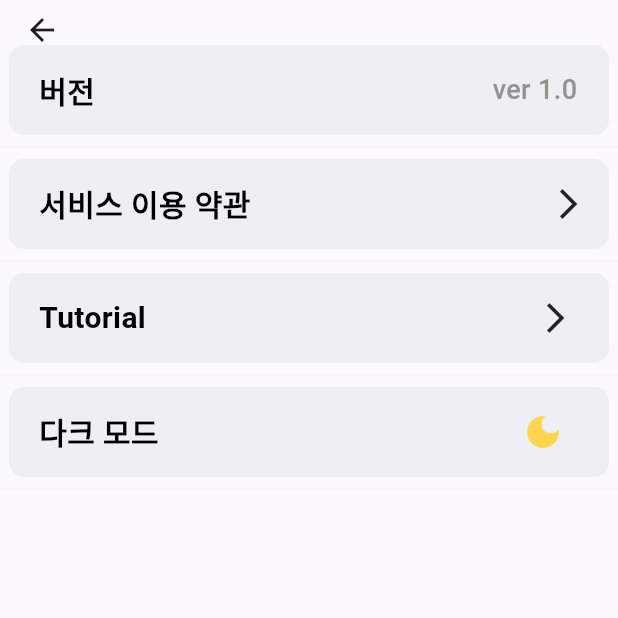
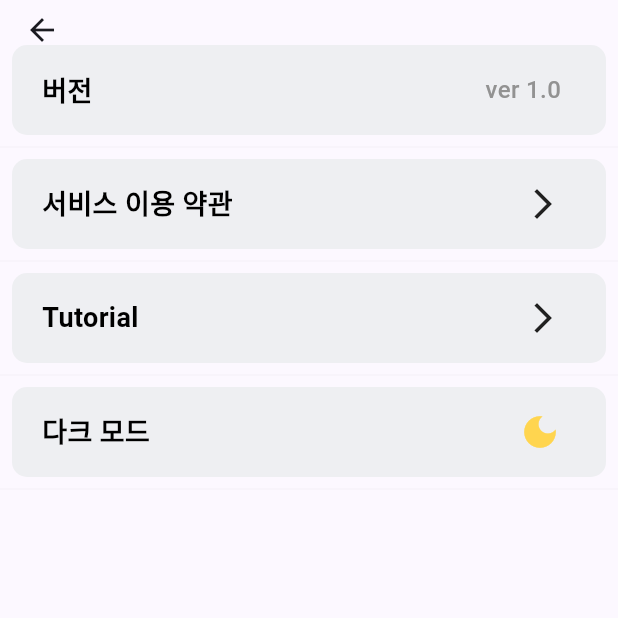
Before and after one commit to seolaox/TodaysStory, a Flutter app: the Setting screen opened directly with empty values, on a phone screen of 412 x 824 dp, the top half of it. Run offline on Flutter 3.47's test engine with Material 2 defaults, Android fonts, the phone set to English and light mode, and no system bars; our stand-ins replace flutter_slidable, get, image_picker, motion_tab_bar_v2, shared_preferences, sqflite and 1 more; accounts and stored records are empty; Roboto replaces fonts that are missing (강원교육모두 Bold).

Commit message:
레이아웃 수정

```diff
--- a/storyoftoday/lib/components/appbarwidget.dart
+++ b/storyoftoday/lib/components/appbarwidget.dart
@@ -8,7 +8,7 @@ class AppbarTitle extends StatelessWidget {
     return const Row(
       mainAxisAlignment: MainAxisAlignment.center,
       children: [
-        Text('오늘의 이야기',style: TextStyle( fontSize: 25,fontWeight: FontWeight.w700),),
+        Text('오늘의 이야기',style: TextStyle( fontSize: 22,fontWeight: FontWeight.w700),),
         SizedBox(width: 5,),
         Icon(Icons.edit_calendar)
         // Icon(Icons.volunteer_activism)
--- a/storyoftoday/lib/eventdetail.dart
+++ b/storyoftoday/lib/eventdetail.dart
@@ -130,7 +130,7 @@ class _EventDetailState extends State<EventDetail> {
                   keyboardType: TextInputType.text,
                   readOnly: true,
                   style: const TextStyle(
-                      fontSize: 16, fontWeight: FontWeight.bold),
+                      fontSize: 15, fontWeight: FontWeight.bold),
                 ),
               ),
               Padding(
@@ -154,9 +154,9 @@ class _EventDetailState extends State<EventDetail> {
                   ),
                   keyboardType: TextInputType.multiline,
                   readOnly: true,
-                  maxLines: 13,
+                  maxLines: 10,
                   style: const TextStyle(
-                    fontSize: 16,
+                    fontSize: 15,
                   ),
                 ),
               ),
--- a/storyoftoday/lib/setting.dart
+++ b/storyoftoday/lib/setting.dart
@@ -53,7 +53,9 @@ class _SettingState extends State<Setting> {
         },
         child: Column(
           children: [
-            Container(
+            Padding(
+              padding: const EdgeInsets.fromLTRB(8, 0, 8, 0),
+              child: Container(
                 height: 60,
                 width: 400,
                 decoration: BoxDecoration(
@@ -67,18 +69,20 @@ class _SettingState extends State<Setting> {
                     ),
                     Text(
                       '버전',
-                    style: TextStyle(fontSize: 20, fontWeight: FontWeight.w600, color: Colors.black)),
-                  SizedBox(
-                    width: 265,
-                  ),
-                  Text(
+                      style: TextStyle(fontSize: 18, fontWeight: FontWeight.w600, color: Colors.black)),
+                      const Spacer(),
+                    Padding(
+                      padding: EdgeInsets.fromLTRB(0, 0, 30, 0),
+                      child: Text(
                         'ver 1.0',
                         style: TextStyle(
-                        fontSize: 18,
+                            fontSize: 16,
                             fontWeight: FontWeight.w500,
                             color: Color.fromARGB(255, 146, 146, 146)),
                       ),
+                    ),
                   ],
+                ),
               ),
             ),
             Divider(
@@ -89,6 +93,8 @@ class _SettingState extends State<Setting> {
               onTap: () {
                 Get.to(() => const TermsOfService());
               },
+              child: Padding(
+                padding: const EdgeInsets.fromLTRB(8, 0, 8, 0),
                 child: Container(
                   height: 60,
                   width: 400,
@@ -103,12 +109,14 @@ class _SettingState extends State<Setting> {
                       ),
                       Text(
                         '서비스 이용 약관',
-                      style: TextStyle(fontSize: 20, fontWeight: FontWeight.w600, color: Colors.black)),
-                    SizedBox(
-                      width: 200,
+                        style: TextStyle(fontSize: 18, fontWeight: FontWeight.w600, color: Colors.black)),
+                        const Spacer(),
+                      Padding(
+                        padding: EdgeInsets.fromLTRB(0, 0, 30, 0),
+                        child: Icon(Icons.arrow_forward_ios),
+                      )
+                    ],
                   ),
-                    Icon(Icons.arrow_forward_ios)
-                  ],
                 ),
               ),
             ),
@@ -118,6 +126,8 @@ class _SettingState extends State<Setting> {
             ),
             GestureDetector(
               onTap: () => Get.to(() => const Tutorial()),
+              child: Padding(
+                padding: const EdgeInsets.fromLTRB(8, 0, 8, 0),
                 child: Container(
                   height: 60,
                   width: 400,
@@ -132,12 +142,14 @@ class _SettingState extends State<Setting> {
                       ),
                       Text(
                         'Tutorial',
-                      style: TextStyle(fontSize: 20, fontWeight: FontWeight.w600, color: Colors.black)),
-                    SizedBox(
-                      width: 261,
+                        style: TextStyle(fontSize: 18, fontWeight: FontWeight.w600, color: Colors.black)),
+                        const Spacer(),
+                      Padding(
+                        padding: EdgeInsets.fromLTRB(0, 0, 30, 0),
+                        child: Icon(Icons.arrow_forward_ios),
+                      )
+                    ],
                   ),
-                    Icon(Icons.arrow_forward_ios)
-                  ],
                 ),
               ),
             ),
@@ -145,7 +157,9 @@ class _SettingState extends State<Setting> {
               thickness: 0.1,
               color: Colors.grey[450],
             ),
-            Container(
+            Padding(
+              padding: const EdgeInsets.fromLTRB(8, 0, 8, 0),
+              child: Container(
                 height: 60,
                 width: 400,
                 decoration: BoxDecoration(
@@ -157,7 +171,7 @@ class _SettingState extends State<Setting> {
                     const SizedBox(width: 20,),
                     Text(themeName,
                         style:
-                  const TextStyle(fontSize: 20, fontWeight: FontWeight.w600, color: Colors.black)),
+                    const TextStyle(fontSize: 18, fontWeight: FontWeight.w600, color: Colors.black)),
                     const Spacer(), //항상 오른쪽 끝에 위치, 남는 공간을 채움
                     Padding(
                       padding: const EdgeInsets.fromLTRB(0, 0, 20, 0),
@@ -192,6 +206,7 @@ class _SettingState extends State<Setting> {
                   ],
                 ),
               ),
+            ),
             Divider(
               thickness: 0.1,
               color: Colors.grey[450],
```
Also changed, not shown: storyoftoday/lib/eventinsert.dart (+4 -4 lines), storyoftoday/lib/eventupdate.dart (+4 -4 lines), storyoftoday/lib/mainpage.dart (+4 -4 lines), storyoftoday/lib/memopage.dart (+11 -12 lines), 2 other files. Lines whose indentation alone changed are shown as unchanged.
